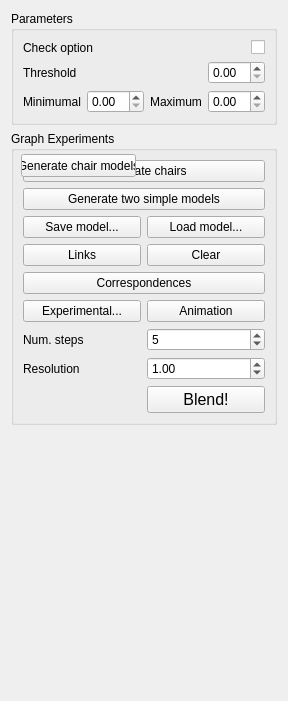
This is topo-blend/topo_blend_widget.ui in ialhashim/topo-blend as Qt 5 draws it before an edit. The edited form follows.
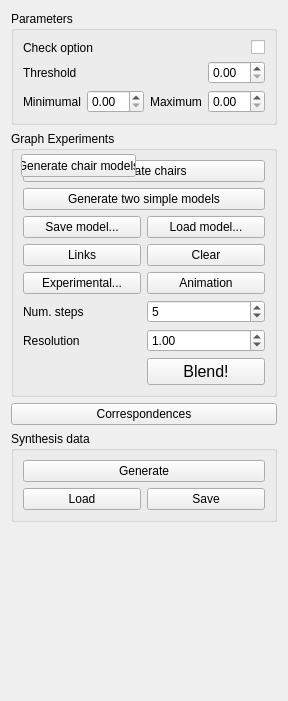
This is the edited form. Icons and pictures are not drawn.

Diff of the .ui file:
```diff
--- a/topo-blend/topo_blend_widget.ui
+++ b/topo-blend/topo_blend_widget.ui
@@ -210,13 +210,6 @@
         </property>
        </widget>
       </item>
-      <item row="4" column="0" colspan="2">
-       <widget class="QPushButton" name="computeCorrButton">
-        <property name="text">
-         <string>Correspondences</string>
-        </property>
-       </widget>
-      </item>
      </layout>
      <widget class="QPushButton" name="button0">
       <property name="geometry">
@@ -233,6 +226,43 @@
      </widget>
     </widget>
    </item>
+   <item>
+    <widget class="QPushButton" name="computeCorrButton">
+     <property name="text">
+      <string>Correspondences</string>
+     </property>
+    </widget>
+   </item>
+   <item>
+    <widget class="QGroupBox" name="groupBox_3">
+     <property name="title">
+      <string>Synthesis data</string>
+     </property>
+     <layout class="QGridLayout" name="gridLayout_3">
+      <item row="2" column="1">
+       <widget class="QPushButton" name="saveSynthButton">
+        <property name="text">
+         <string>Save</string>
+        </property>
+       </widget>
+      </item>
+      <item row="2" column="0">
+       <widget class="QPushButton" name="loadSynthButton">
+        <property name="text">
+         <string>Load</string>
+        </property>
+       </widget>
+      </item>
+      <item row="0" column="0" colspan="2">
+       <widget class="QPushButton" name="genSynthButton">
+        <property name="text">
+         <string>Generate</string>
+        </property>
+       </widget>
+      </item>
+     </layout>
+    </widget>
+   </item>
    <item>
     <spacer name="verticalSpacer">
      <property name="orientation">
```
